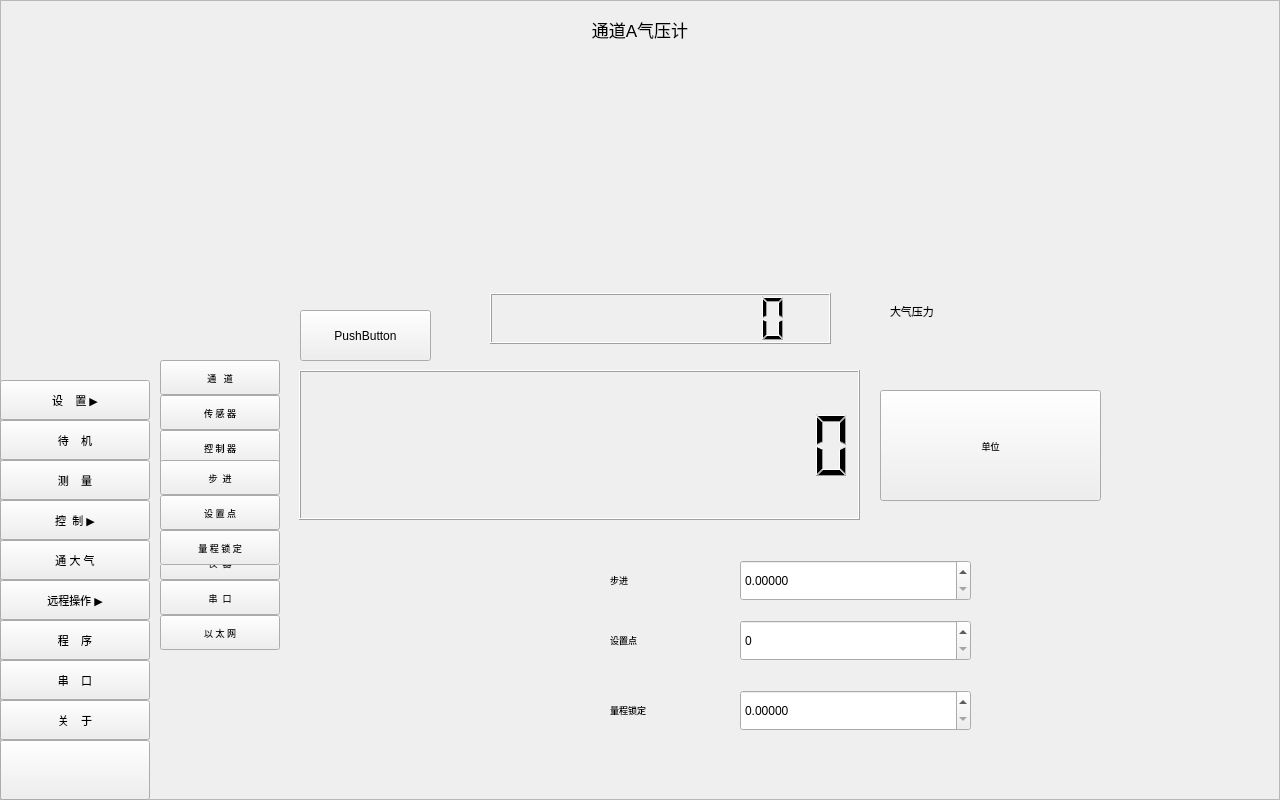
Before: the Qt Designer form mainwindow.ui in thewayI/tiny4412, drawn with Qt 5.
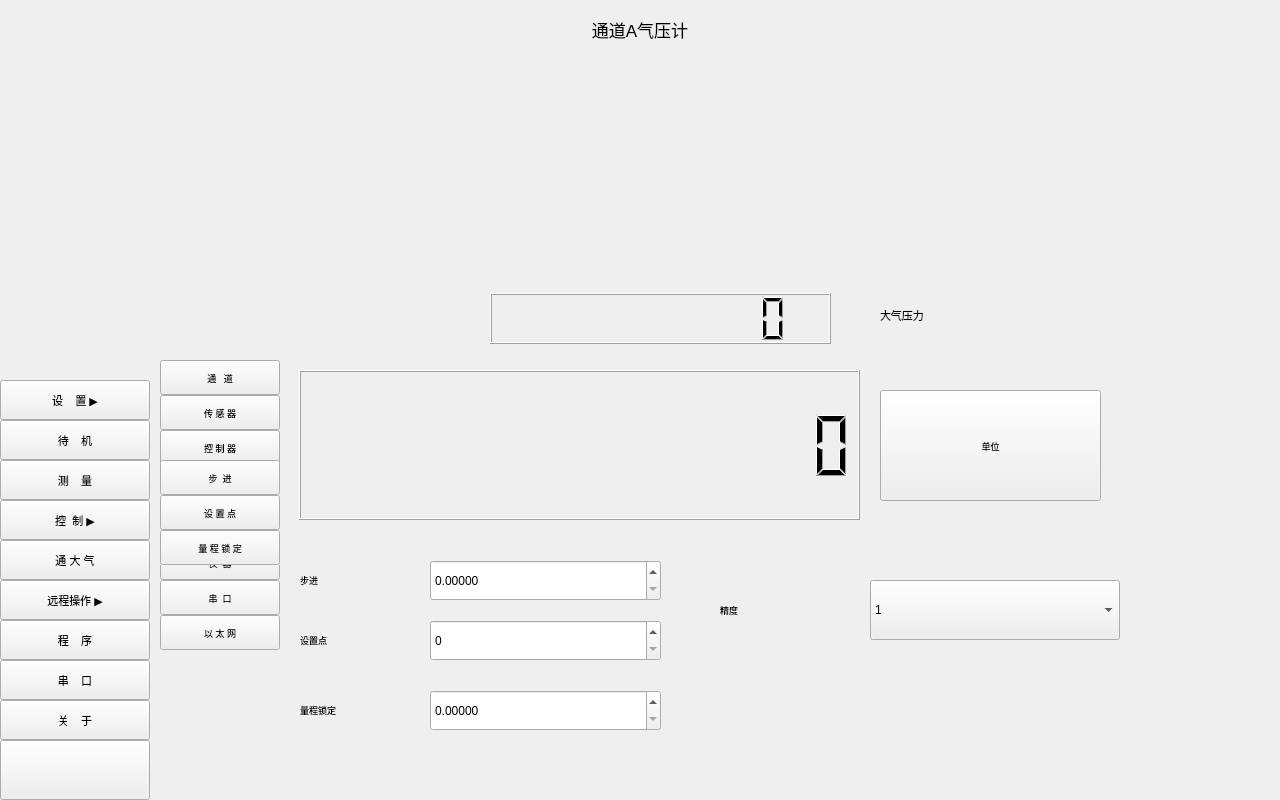
After: the same form once the commit is applied. Icons and pictures are not drawn.

```diff
--- a/mainwindow.ui
+++ b/mainwindow.ui
@@ -47,9 +47,9 @@
    <widget class="QLabel" name="label_2">
     <property name="geometry">
      <rect>
-      <x>890</x>
-      <y>286</y>
-      <width>181</width>
+      <x>880</x>
+      <y>290</y>
+      <width>221</width>
       <height>51</height>
      </rect>
     </property>
@@ -465,7 +465,7 @@
    <widget class="QDoubleSpinBox" name="dsb_step">
     <property name="geometry">
      <rect>
-      <x>740</x>
+      <x>430</x>
       <y>560</y>
       <width>231</width>
       <height>41</height>
@@ -481,7 +481,7 @@
    <widget class="QLabel" name="label_step">
     <property name="geometry">
      <rect>
-      <x>610</x>
+      <x>300</x>
       <y>560</y>
       <width>101</width>
       <height>41</height>
@@ -502,7 +502,7 @@
    <widget class="QLabel" name="label_setpoint">
     <property name="geometry">
      <rect>
-      <x>610</x>
+      <x>300</x>
       <y>620</y>
       <width>101</width>
       <height>41</height>
@@ -523,7 +523,7 @@
    <widget class="QDoubleSpinBox" name="dsb_setpoint">
     <property name="geometry">
      <rect>
-      <x>740</x>
+      <x>430</x>
       <y>620</y>
       <width>231</width>
       <height>41</height>
@@ -542,7 +542,7 @@
    <widget class="QLabel" name="label_range">
     <property name="geometry">
      <rect>
-      <x>610</x>
+      <x>300</x>
       <y>690</y>
       <width>101</width>
       <height>41</height>
@@ -563,7 +563,7 @@
    <widget class="QDoubleSpinBox" name="dsb_range">
     <property name="geometry">
      <rect>
-      <x>740</x>
+      <x>430</x>
       <y>690</y>
       <width>231</width>
       <height>41</height>
@@ -642,69 +642,67 @@
      <string>量 程 锁 定</string>
     </property>
    </widget>
-   <widget class="QFrame" name="frame">
+   <widget class="QComboBox" name="cmb_accuracy">
     <property name="geometry">
      <rect>
-      <x>0</x>
-      <y>0</y>
-      <width>1280</width>
-      <height>800</height>
+      <x>870</x>
+      <y>580</y>
+      <width>250</width>
+      <height>60</height>
      </rect>
     </property>
-    <property name="styleSheet">
-     <string notr="true">border-image: url(:/new/prefix1/image/timg3.png);</string>
-    </property>
-    <property name="frameShape">
-     <enum>QFrame::StyledPanel</enum>
-    </property>
-    <property name="frameShadow">
-     <enum>QFrame::Raised</enum>
-    </property>
-    <widget class="QPushButton" name="pushButton">
-     <property name="geometry">
-      <rect>
-       <x>300</x>
-       <y>310</y>
-       <width>131</width>
-       <height>51</height>
-      </rect>
+    <item>
+     <property name="text">
+      <string>1</string>
      </property>
+    </item>
+    <item>
      <property name="text">
-      <string>PushButton</string>
+      <string>2</string>
      </property>
-    </widget>
+    </item>
+    <item>
+     <property name="text">
+      <string>3</string>
+     </property>
+    </item>
+    <item>
+     <property name="text">
+      <string>4</string>
+     </property>
+    </item>
+    <item>
+     <property name="text">
+      <string>5</string>
+     </property>
+    </item>
+    <item>
+     <property name="text">
+      <string>6</string>
+     </property>
+    </item>
    </widget>
-   <zorder>frame</zorder>
-   <zorder>label</zorder>
-   <zorder>label_2</zorder>
-   <zorder>lcdNumber</zorder>
-   <zorder>lcdNumber_2</zorder>
-   <zorder>btn_unitChange</zorder>
-   <zorder>btn_manu</zorder>
-   <zorder>btn_serial</zorder>
-   <zorder>btn_procedure</zorder>
-   <zorder>btn_remote</zorder>
-   <zorder>btn_air</zorder>
-   <zorder>btn_standby</zorder>
-   <zorder>btn_measure</zorder>
-   <zorder>btn_configure</zorder>
-   <zorder>btn_control</zorder>
-   <zorder>btn_configureChan</zorder>
-   <zorder>btn_configureSensor</zorder>
-   <zorder>btn_configureControl</zorder>
-   <zorder>btn_about</zorder>
-   <zorder>btn_remoteMachine</zorder>
-   <zorder>btn_remoteETH</zorder>
-   <zorder>btn_remoteSerial</zorder>
-   <zorder>dsb_step</zorder>
-   <zorder>label_step</zorder>
-   <zorder>label_setpoint</zorder>
-   <zorder>dsb_setpoint</zorder>
-   <zorder>label_range</zorder>
-   <zorder>dsb_range</zorder>
-   <zorder>btn_controlsetpoint</zorder>
-   <zorder>btn_controlstep</zorder>
-   <zorder>btn_controlrange</zorder>
+   <widget class="QLabel" name="label_step_2">
+    <property name="geometry">
+     <rect>
+      <x>720</x>
+      <y>580</y>
+      <width>101</width>
+      <height>60</height>
+     </rect>
+    </property>
+    <property name="font">
+     <font>
+      <pointsize>7</pointsize>
+     </font>
+    </property>
+    <property name="focusPolicy">
+     <enum>Qt::ClickFocus</enum>
+    </property>
+    <property name="text">
+     <string>精度</string>
+    </property>
+   </widget>
   </widget>
  </widget>
  <layoutdefault spacing="6" margin="11"/>
```
